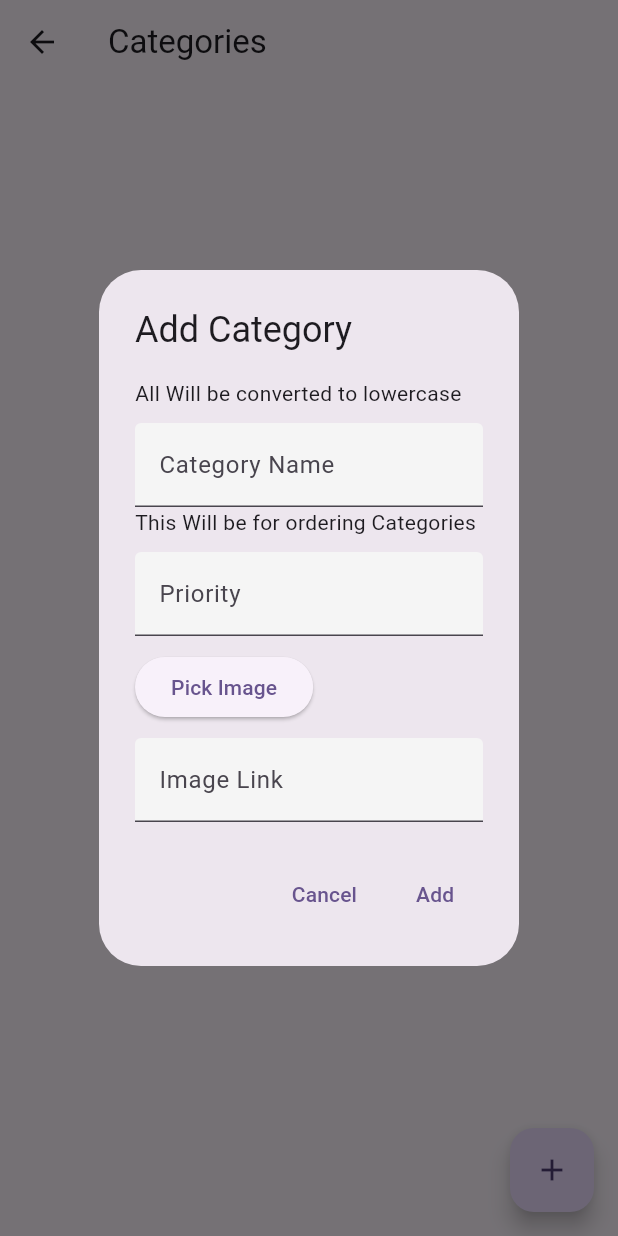
After one commit to Sahil-Kumar7253/ecommerce_admin_app, a Flutter app: the Categoriespage screen opened by its route, after a tap on the "add" icon, on a phone screen of 412 x 824 dp. The commit adds this screen. Run offline on Flutter 3.47's test engine with Material 3 defaults, Android fonts, the phone set to English and light mode, and no system bars; our stand-ins replace cloud_firestore, firebase_auth, firebase_core, image_picker; accounts and stored records are empty.

Commit message:
Updated Categories Section

```diff
--- a/lib/Views/admin_home.dart
+++ b/lib/Views/admin_home.dart
@@ -88,7 +88,12 @@ class _AdminHomeState extends State<AdminHome> {
             ),
             Row(
               children: [
-                HomeButton(onTap: () {}, name: "Categories"),
+                HomeButton(
+                  onTap: () {
+                    Navigator.pushNamed(context, "/category");
+                  },
+                  name: "Categories",
+                ),
                 HomeButton(onTap: () {}, name: "Coupons"),
               ],
             ),
--- /dev/null
+++ b/lib/Views/categoriesPage.dart
@@ -0,0 +1,293 @@
+import 'package:ecommerce_admin_app/Container/additionalConfirm.dart';
+import 'package:ecommerce_admin_app/controllers/db_service.dart';
+import 'package:ecommerce_admin_app/models/categories_model.dart';
+import 'package:ecommerce_admin_app/providers/adminProvider.dart';
+import 'package:flutter/material.dart';
+import 'package:image_picker/image_picker.dart';
+import 'package:provider/provider.dart';
+
+class Categoriespage extends StatefulWidget {
+  const Categoriespage({super.key});
+
+  @override
+  State<Categoriespage> createState() => _CategoriespageState();
+}
+
+class _CategoriespageState extends State<Categoriespage> {
+  @override
+  Widget build(BuildContext context) {
+    return Scaffold(
+      appBar: AppBar(title: Text("Categories")),
+      body: Consumer<Adminprovider>(
+        builder: (context, value, child) {
+          List<CategoriesModel> categories = CategoriesModel.fromJsonList(
+            value.categories,
+          );
+
+          if (value.categories.isEmpty) {
+            return Center(child: Text("No Categories Found"));
+          }
+
+          return ListView.builder(
+            itemCount: value.categories.length,
+            itemBuilder: (context, index) {
+              return ListTile(
+                leading: Container(
+                  height: 50,
+                  width: 50,
+                  child: Image.network(
+                    categories[index].image == null ||
+                            categories[index].image == ""
+                        ? "https://demofree.sirv.com/nope-not-there.jpg"
+                        : categories[index].image,
+                  ),
+                ),
+                onTap: () {
+                  showDialog(
+                    context: context,
+                    builder:
+                        (context) => AlertDialog(
+                          title: Text("What do you want to do"),
+                          content: Text("Delete Action Cannot be undone"),
+                          actions: [
+                            TextButton(
+                              onPressed: () async {
+                                Navigator.pop(context);
+                                showDialog(
+                                  context: context,
+                                  builder:
+                                      (context) => Additionalconfirm(
+                                        contentText:
+                                            "Are you sure you want to delete this",
+                                        onNo: () {
+                                          Navigator.pop(context);
+                                        },
+                                        onYes: () {
+                                          DbService().deleteCategories(
+                                            id: categories[index].id,
+                                          );
+                                          ScaffoldMessenger.of(
+                                            context,
+                                          ).showSnackBar(
+                                            SnackBar(
+                                              content: Text("Category Deleted"),
+                                            ),
+                                          );
+                                          Navigator.pop(context);
+                                        },
+                                      ),
+                                );
+                              },
+                              child: Text("Delete Category"),
+                            ),
+                            TextButton(
+                              onPressed: () {
+                                Navigator.pop(context);
+                                showDialog(
+                                  context: context,
+                                  builder:
+                                      (context) => ModifyCategory(
+                                        isUpdating: true,
+                                        categoryId: categories[index].id,
+                                        priority: categories[index].priority,
+                                        image: categories[index].image,
+                                        name: categories[index].name,
+                                      ),
+                                );
+                              },
+                              child: Text("Update Category"),
+                            ),
+                          ],
+                        ),
+                  );
+                },
+                title: Text(
+                  categories[index].name,
+                  maxLines: 2,
+                  overflow: TextOverflow.ellipsis,
+                ),
+
+                subtitle: Text("Priority : ${categories[index].priority}"),
+                trailing: IconButton(
+                  onPressed: () {
+                    showDialog(
+                      context: context,
+                      builder:
+                          (context) => ModifyCategory(
+                            isUpdating: true,
+                            categoryId: categories[index].id,
+                            priority: categories[index].priority,
+                            image: categories[index].image,
+                            name: categories[index].name,
+                          ),
+                    );
+                  },
+                  icon: Icon(Icons.edit_outlined),
+                ),
+              );
+            },
+          );
+        },
+      ),
+
+      floatingActionButton: FloatingActionButton(
+        onPressed: () {
+          showDialog(
+            context: context,
+            builder:
+                (context) => ModifyCategory(
+                  isUpdating: false,
+                  categoryId: "",
+                  priority: 0,
+                ),
+          );
+        },
+        child: Icon(Icons.add),
+      ),
+    );
+  }
+}
+
+class ModifyCategory extends StatefulWidget {
+  final bool isUpdating;
+  final String? name;
+  final String categoryId;
+  final String? image;
+  final int priority;
+
+  const ModifyCategory({
+    super.key,
+    required this.isUpdating,
+    this.name,
+    required this.categoryId,
+    this.image,
+    required this.priority,
+  });
+
+  @override
+  State<ModifyCategory> createState() => _ModifyCategoryState();
+}
+
+class _ModifyCategoryState extends State<ModifyCategory> {
+  final formkey = GlobalKey<FormState>();
+  final ImagePicker picker = ImagePicker();
+  late XFile? image = null;
+  TextEditingController categoryController = TextEditingController();
+  TextEditingController imageController = TextEditingController();
+  TextEditingController priorityController = TextEditingController();
+
+  @override
+  void initState() {
+    if (widget.isUpdating && widget.name != null) {
+      categoryController.text = widget.name!;
+      imageController.text = widget.image!;
+      priorityController.text = widget.priority.toString();
+    }
+
+    super.initState();
+  }
+
+  @override
+  Widget build(BuildContext context) {
+    return AlertDialog(
+      title: Text(widget.isUpdating ? "Update Category" : "Add Category"),
+      content: SingleChildScrollView(
+        child: Form(
+          key: formkey,
+          child: Column(
+            crossAxisAlignment: CrossAxisAlignment.start,
+            mainAxisSize: MainAxisSize.min,
+            children: [
+              Text("All Will be converted to lowercase"),
+              SizedBox(height: 10),
+              TextFormField(
+                controller: categoryController,
+                validator: (v) => v!.isEmpty ? "This Can't be empty. " : null,
+                decoration: InputDecoration(
+                  hintText: "Category Name",
+                  label: Text("Category Name"),
+                  fillColor: Colors.grey.shade100,
+                  filled: true,
+                ),
+              ),
+
+              Text("This Will be for ordering Categories"),
+              SizedBox(height: 10),
+              TextFormField(
+                controller: priorityController,
+                validator: (v) => v!.isEmpty ? "This Can't be empty. " : null,
+                decoration: InputDecoration(
+                  hintText: "Priority",
+                  label: Text("Priority"),
+                  fillColor: Colors.grey.shade100,
+                  filled: true,
+                ),
+              ),
+
+              SizedBox(height: 10),
+
+              ElevatedButton(onPressed: () {}, child: Text("Pick Image")),
+              SizedBox(height: 10),
+              TextFormField(
+                controller: imageController,
+                decoration: InputDecoration(
+                  hintText: "Image Link",
+                  label: Text("Image Link"),
+                  fillColor: Colors.grey.shade100,
+                  filled: true,
+                ),
+              ),
+            ],
+          ),
+        ),
+      ),
+      actions: [
+        TextButton(
+          onPressed: () {
+            Navigator.pop(context);
+          },
+          child: Text("Cancel"),
+        ),
+        TextButton(
+          onPressed: () async {
+            if (formkey.currentState!.validate()) {
+              if (widget.isUpdating) {
+                try {
+                  await DbService().updateCategories(
+                    id: widget.categoryId,
+                    data: {
+                      "name": categoryController.text.toLowerCase(),
+                      "image": imageController.text,
+                      "priority": int.parse(priorityController.text),
+                    },
+                  );
+                  ScaffoldMessenger.of(
+                    context,
+                  ).showSnackBar(SnackBar(content: Text("Category Updated")));
+                } catch (e) {
+                  print("Update error: $e");
+                  ScaffoldMessenger.of(context).showSnackBar(
+                    SnackBar(content: Text("Failed to update category: $e")),
+                  );
+                }
+              } else {
+                await DbService().createCategories(
+                  data: {
+                    "name": categoryController.text.toLowerCase(),
+                    "image": imageController.text,
+                    "priority": int.parse(priorityController.text),
+                  },
+                );
+                ScaffoldMessenger.of(
+                  context,
+                ).showSnackBar(SnackBar(content: Text("Category Added")));
+              }
+              Navigator.pop(context);
+            }
+          },
+          child: Text(widget.isUpdating ? "Update" : "Add"),
+        ),
+      ],
+    );
+  }
+}
--- a/lib/controllers/auth_service.dart
+++ b/lib/controllers/auth_service.dart
@@ -1,5 +1,4 @@
 import 'package:firebase_auth/firebase_auth.dart';
-import 'package:firebase_core/firebase_core.dart';
 
 class AuthService {
   Future<String?> signInWithEmailAndPassword(
--- /dev/null
+++ b/lib/controllers/db_service.dart
@@ -0,0 +1,34 @@
+import 'package:cloud_firestore/cloud_firestore.dart';
+
+class DbService {
+  Stream<QuerySnapshot> readCategories() {
+    return FirebaseFirestore.instance
+        .collection('shop_categories')
+        .orderBy("priority", descending: true)
+        .snapshots();
+  }
+
+  // get categories
+  Future createCategories({required Map<String, dynamic> data}) async {
+    await FirebaseFirestore.instance.collection('shop_categories').add(data);
+  }
+
+  // update categories
+  Future updateCategories({
+    required String id,
+    required Map<String, dynamic> data,
+  }) async {
+    await FirebaseFirestore.instance
+        .collection('shop_categories')
+        .doc(id)
+        .update(data);
+  }
+
+  // delete categories
+  Future deleteCategories({required String id}) async {
+    await FirebaseFirestore.instance
+        .collection('shop_categories')
+        .doc(id)
+        .delete();
+  }
+}
--- /dev/null
+++ b/lib/models/categories_model.dart
@@ -0,0 +1,31 @@
+import 'package:cloud_firestore/cloud_firestore.dart';
+
+class CategoriesModel {
+  String name, image, id;
+  int priority;
+
+  CategoriesModel({
+    required this.name,
+    required this.image,
+    required this.id,
+    required this.priority,
+  });
+
+  factory CategoriesModel.fromJson(Map<String, dynamic> json, String id) {
+    return CategoriesModel(
+      name: json['name'] ?? '',
+      image: json['image'] ?? '',
+      id: id,
+      priority: json['priority'] ?? 0,
+    );
+  }
+
+  static List<CategoriesModel> fromJsonList(List<QueryDocumentSnapshot> list) {
+    return list
+        .map(
+          (e) =>
+              CategoriesModel.fromJson(e.data() as Map<String, dynamic>, e.id),
+        )
+        .toList();
+  }
+}
--- /dev/null
+++ b/lib/providers/adminProvider.dart
@@ -0,0 +1,26 @@
+import 'dart:async';
+
+import 'package:cloud_firestore/cloud_firestore.dart';
+import 'package:ecommerce_admin_app/controllers/db_service.dart';
+import 'package:flutter/material.dart';
+
+class Adminprovider extends ChangeNotifier {
+  List<QueryDocumentSnapshot> categories = [];
+  StreamSubscription<QuerySnapshot>? _categorysubscription;
+
+  int totalCategories = 0;
+
+  Adminprovider() {
+    getCategories();
+  }
+
+  void getCategories() {
+    _categorysubscription?.cancel();
+
+    _categorysubscription = DbService().readCategories().listen((snapshot) {
+      categories = snapshot.docs;
+      totalCategories = categories.length;
+      notifyListeners();
+    });
+  }
+}
```
Also changed, not shown: lib/Container/additionalConfirm.dart (added, +30 -0 lines), lib/Views/login.dart (+7 -1 lines), lib/main.dart (+10 -2 lines).
